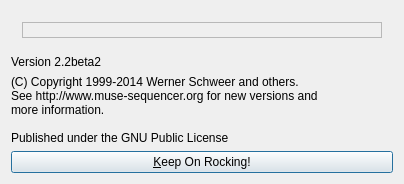
This is muse2/muse/widgets/aboutbox.ui in emrum/muse as Qt 5 draws it before an edit. The edited form follows.
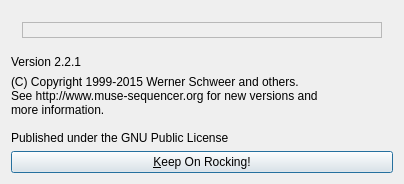
This is the edited form.

```diff
--- a/muse2/muse/widgets/aboutbox.ui
+++ b/muse2/muse/widgets/aboutbox.ui
@@ -48,7 +48,7 @@
    <item>
     <widget class="QLabel" name="versionLabel">
      <property name="text">
-      <string>Version 2.2beta2</string>
+      <string>Version 2.2.1</string>
      </property>
      <property name="wordWrap">
       <bool>false</bool>
@@ -58,7 +58,7 @@
    <item>
     <widget class="QLabel" name="textLabel1">
      <property name="text">
-      <string>(C) Copyright 1999-2014 Werner Schweer and others.
+      <string>(C) Copyright 1999-2015 Werner Schweer and others.
 See http://www.muse-sequencer.org for new versions and
 more information.
 
```
